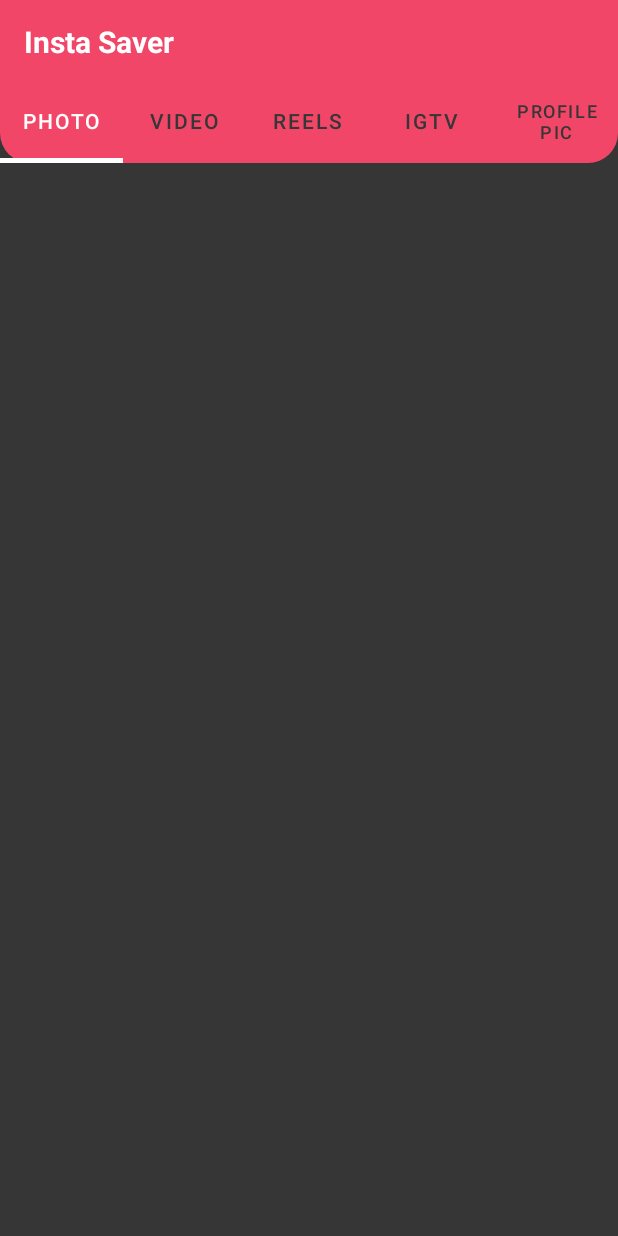
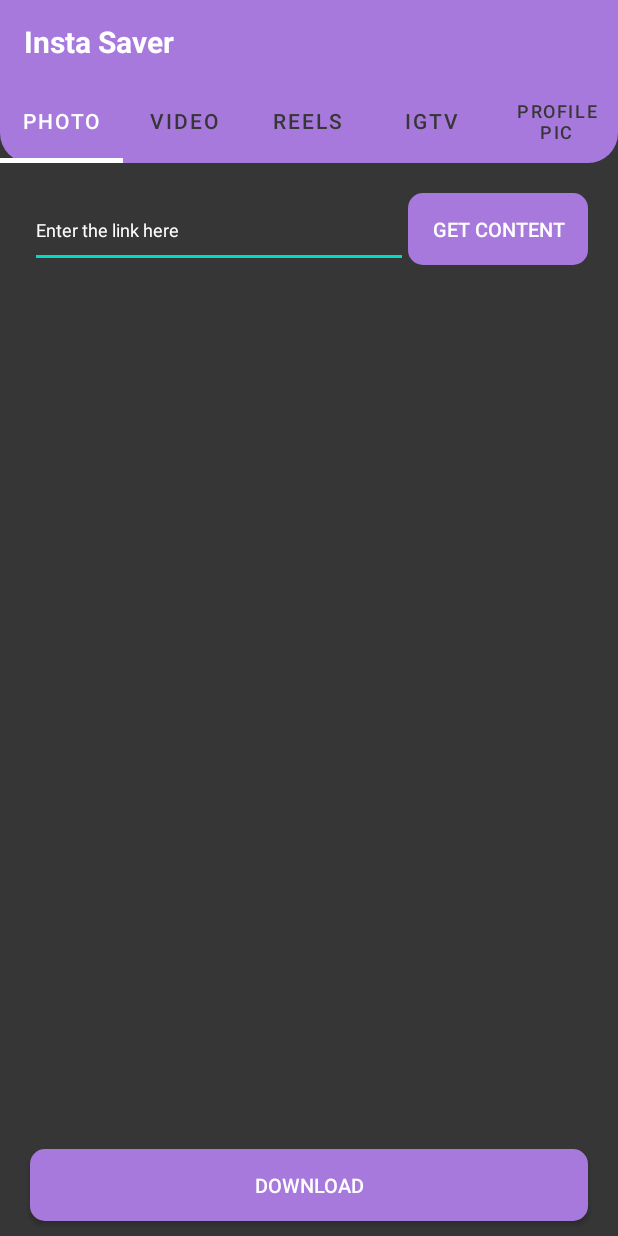
Before and after one commit to anishanand21/Instagram-Content-Saver-App, an Android app: the screen it shows after launch (MainActivity), on a phone screen of 412 x 824 dp. Run offline under Robolectric (Android 15) with nearby library versions, the phone set to English and light mode, and no system bars.

Commit message:
Create UI

```diff
--- a/app/src/main/AndroidManifest.xml
+++ b/app/src/main/AndroidManifest.xml
@@ -1,6 +1,8 @@
 <?xml version="1.0" encoding="utf-8"?>
 <manifest xmlns:android="http://schemas.android.com/apk/res/android"
     package="com.android.instasaver">
+
+    <uses-permission android:name="android.permission.INTERNET"/>
 
     <application
         android:allowBackup="true"
--- a/app/src/main/java/com/android/instasaver/MainActivity.java
+++ b/app/src/main/java/com/android/instasaver/MainActivity.java
@@ -1,14 +1,61 @@
 package com.android.instasaver;
 
 import androidx.appcompat.app.AppCompatActivity;
+import androidx.appcompat.widget.Toolbar;
+import androidx.viewpager.widget.ViewPager;
 
 import android.os.Bundle;
 
+import com.google.android.material.tabs.TabItem;
+import com.google.android.material.tabs.TabLayout;
+
 public class MainActivity extends AppCompatActivity {
+
+    TabLayout tabLayout;
+    TabItem mphoto, mvideo, mreel, migtv, mprofilepic;
+    Toolbar toolbar;
+    PagerAdapter pagerAdapter;
 
     @Override
     protected void onCreate(Bundle savedInstanceState) {
         super.onCreate(savedInstanceState);
         setContentView(R.layout.activity_main);
+        toolbar = findViewById(R.id.toolbar);
+        setSupportActionBar(toolbar);
+
+        mphoto = findViewById(R.id.photo);
+        mreel = findViewById(R.id.reels);
+        mvideo = findViewById(R.id.video);
+        migtv = findViewById(R.id.igtv);
+        mprofilepic = findViewById(R.id.profilepic);
+
+        ViewPager viewPager = findViewById(R.id.fragmentcontainer);
+        tabLayout = findViewById(R.id.include);
+
+        pagerAdapter = new PagerAdapter(getSupportFragmentManager(), 5);
+        viewPager.setAdapter(pagerAdapter);
+
+        tabLayout.addOnTabSelectedListener(new TabLayout.OnTabSelectedListener() {
+            @Override
+            public void onTabSelected(TabLayout.Tab tab) {
+                viewPager.setCurrentItem(tab.getPosition());
+                if (tab.getPosition()==0||tab.getPosition()==1||tab.getPosition()==2||tab.getPosition()==3||tab.getPosition()==4) {
+                    pagerAdapter.notifyDataSetChanged();
+                }
+            }
+
+            @Override
+            public void onTabUnselected(TabLayout.Tab tab) {
+
+            }
+
+            @Override
+            public void onTabReselected(TabLayout.Tab tab) {
+
+            }
+        });
+
+        viewPager.addOnPageChangeListener(new TabLayout.TabLayoutOnPageChangeListener(tabLayout));
+
     }
 }
--- /dev/null
+++ b/app/src/main/java/com/android/instasaver/PagerAdapter.java
@@ -0,0 +1,40 @@
+package com.android.instasaver;
+
+import androidx.annotation.NonNull;
+import androidx.fragment.app.Fragment;
+import androidx.fragment.app.FragmentManager;
+import androidx.fragment.app.FragmentPagerAdapter;
+
+public class PagerAdapter extends FragmentPagerAdapter {
+
+    int tabcount;
+
+    public PagerAdapter(@NonNull FragmentManager fm, int behavior) {
+        super(fm, behavior);
+        tabcount = behavior;
+    }
+
+    @NonNull
+    @Override
+    public Fragment getItem(int position) {
+        switch (position) {
+            case 0:
+                return new PhotoFragment();
+            case 1:
+                return new VideoFragment();
+            case 2:
+                return new ReelFragment();
+            case 3:
+                return new IgtvFragment();
+            case 4:
+                return new ProfilePicFragment();
+            default:
+                return null;
+        }
+    }
+
+    @Override
+    public int getCount() {
+        return tabcount;
+    }
+}
--- /dev/null
+++ b/app/src/main/java/com/android/instasaver/PhotoFragment.java
@@ -0,0 +1,20 @@
+package com.android.instasaver;
+
+import android.os.Bundle;
+import android.view.LayoutInflater;
+import android.view.View;
+import android.view.ViewGroup;
+
+import androidx.annotation.NonNull;
+import androidx.annotation.Nullable;
+import androidx.fragment.app.Fragment;
+
+public class PhotoFragment extends Fragment {
+
+    @Nullable
+    @Override
+    public View onCreateView(@NonNull LayoutInflater inflater, @Nullable ViewGroup container, @Nullable Bundle savedInstanceState) {
+        View v = inflater.inflate(R.layout.photo_fragment, null);
+        return v;
+    }
+}
--- /dev/null
+++ b/app/src/main/java/com/android/instasaver/VideoFragment.java
@@ -0,0 +1,20 @@
+package com.android.instasaver;
+
+import android.os.Bundle;
+import android.view.LayoutInflater;
+import android.view.View;
+import android.view.ViewGroup;
+
+import androidx.annotation.NonNull;
+import androidx.annotation.Nullable;
+import androidx.fragment.app.Fragment;
+
+public class VideoFragment extends Fragment {
+
+    @Nullable
+    @Override
+    public View onCreateView(@NonNull LayoutInflater inflater, @Nullable ViewGroup container, @Nullable Bundle savedInstanceState) {
+        View v = inflater.inflate(R.layout.video_fragment, null);
+        return v;
+    }
+}
--- a/app/src/main/res/drawable-v24/button.xml
+++ b/app/src/main/res/drawable-v24/buttonbg.xml
@@ -2,7 +2,7 @@
 <shape xmlns:android="http://schemas.android.com/apk/res/android"
     android:shape="rectangle">
 
-    <solid android:color="#F14668"/>
+    <solid android:color="#A779DC"/>
 
     <corners android:radius="10dp"/>
 
--- a/app/src/main/res/drawable/bg.xml
+++ b/app/src/main/res/drawable/bg.xml
@@ -1,8 +1,8 @@
 <?xml version="1.0" encoding="utf-8"?>
 <shape xmlns:android="http://schemas.android.com/apk/res/android"
     android:shape="rectangle">
-
-    <solid android:color="#F14668"/>
+<!--    F14668-->
+    <solid android:color="#A779DC"/>
 
     <corners android:bottomLeftRadius="20dp"
         android:bottomRightRadius="20dp"/>
--- a/app/src/main/res/layout/activity_main.xml
+++ b/app/src/main/res/layout/activity_main.xml
@@ -11,7 +11,7 @@
         android:layout_width="match_parent"
         android:layout_height="?attr/actionBarSize"
         android:layout_marginTop="0dp"
-        android:background="#F14668"
+        android:background="#A779DC"
         android:id="@+id/toolbar">
         <RelativeLayout
             android:layout_width="match_parent"
--- /dev/null
+++ b/app/src/main/res/layout/photo_fragment.xml
@@ -0,0 +1,70 @@
+<?xml version="1.0" encoding="utf-8"?>
+<RelativeLayout
+    xmlns:android="http://schemas.android.com/apk/res/android"
+    android:layout_width="match_parent"
+    android:layout_height="match_parent"
+    android:background="#363636">
+
+    <LinearLayout
+        android:layout_width="match_parent"
+        android:layout_height="wrap_content"
+        android:layout_margin="20dp"
+        android:id="@+id/components"
+        android:orientation="horizontal">
+
+        <EditText
+            android:layout_width="match_parent"
+            android:layout_height="50dp"
+            android:textColorHint="@color/white"
+            android:textSize="12sp"
+            android:hint="Enter the link here"
+            android:maxLines="2"
+            android:ellipsize="end"
+            android:textColor="@color/white"
+            android:layout_weight="1"
+            android:id="@+id/getphotolink"/>
+
+        <androidx.appcompat.widget.AppCompatButton
+            android:layout_width="120dp"
+            android:layout_height="wrap_content"
+            android:id="@+id/getphoto"
+            android:textSize="13sp"
+            android:textColor="@color/white"
+            android:background="@drawable/buttonbg"
+            android:text="Get Content"/>
+
+    </LinearLayout>
+
+    <RelativeLayout
+        android:layout_width="match_parent"
+        android:layout_height="match_parent"
+        android:layout_margin="20dp"
+        android:layout_above="@+id/downloadphoto"
+        android:layout_below="@id/components">
+
+        <ImageView
+            android:layout_width="match_parent"
+            android:layout_height="match_parent"
+            android:layout_centerInParent="true"
+            android:layout_centerHorizontal="true"
+            android:layout_centerVertical="true"
+            android:fitsSystemWindows="true"
+            android:id="@+id/particularphoto"
+            android:layout_marginBottom="5dp" />
+
+    </RelativeLayout>
+
+    <androidx.appcompat.widget.AppCompatButton
+        android:layout_width="match_parent"
+        android:layout_height="wrap_content"
+        android:id="@+id/downloadphoto"
+        android:textSize="13sp"
+        android:textColor="@color/white"
+        android:background="@drawable/buttonbg"
+        android:text="Download"
+        android:layout_marginLeft="20dp"
+        android:layout_marginRight="20dp"
+        android:layout_alignParentBottom="true"
+        android:layout_marginBottom="10dp"/>
+
+</RelativeLayout>
```
Also changed, not shown: app/src/main/java/com/android/instasaver/IgtvFragment.java (added, +20 -0 lines), app/src/main/java/com/android/instasaver/ProfilePicFragment.java (added, +20 -0 lines), app/src/main/java/com/android/instasaver/ReelFragment.java (added, +20 -0 lines), app/src/main/res/layout/igtv_fragment.xml (added, +70 -0 lines), app/src/main/res/layout/profilepic_fragment.xml (added, +70 -0 lines), app/src/main/res/layout/reel_fragment.xml (added, +70 -0 lines), app/src/main/res/layout/video_fragment.xml (added, +70 -0 lines).
